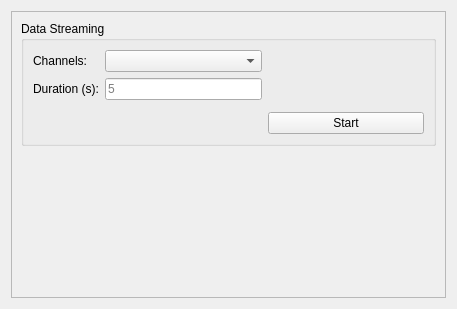
First picture: the form in ui_resources/data_streaming.ui, repository Tyronitar/rfsoc-interface, before the edit.
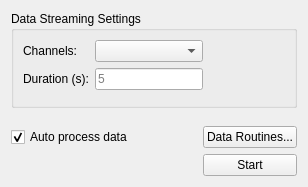
Second picture: the form after the edit. Custom widgets are drawn as their Qt base class.

Commit message: Add PipelineDialog to Data Tab and Revise Imaging Tab

Patch:
```diff
--- a/ui_resources/data_streaming.ui
+++ b/ui_resources/data_streaming.ui
@@ -6,42 +6,40 @@
    <rect>
     <x>0</x>
     <y>0</y>
-    <width>457</width>
-    <height>309</height>
+    <width>308</width>
+    <height>187</height>
    </rect>
   </property>
   <property name="windowTitle">
    <string>Form</string>
   </property>
   <layout class="QGridLayout" name="gridLayout">
-   <item row="0" column="0">
-    <widget class="QScrollArea" name="scrollArea">
-     <property name="widgetResizable">
-      <bool>true</bool>
+   <item row="2" column="2">
+    <widget class="QPushButton" name="routines_pushButton">
+     <property name="text">
+      <string>Data Routines...</string>
      </property>
-     <widget class="QWidget" name="scrollAreaWidgetContents">
-      <property name="geometry">
-       <rect>
-        <x>0</x>
-        <y>0</y>
-        <width>437</width>
-        <height>289</height>
-       </rect>
-      </property>
-      <layout class="QVBoxLayout" name="verticalLayout">
-       <item>
+    </widget>
+   </item>
+   <item row="1" column="0">
+    <spacer name="verticalSpacer">
+     <property name="orientation">
+      <enum>Qt::Orientation::Vertical</enum>
+     </property>
+     <property name="sizeHint" stdset="0">
+      <size>
+       <width>20</width>
+       <height>0</height>
+      </size>
+     </property>
+    </spacer>
+   </item>
+   <item row="0" column="0" colspan="3">
         <widget class="QGroupBox" name="groupBox">
          <property name="title">
-          <string>Data Streaming</string>
+      <string>Data Streaming Settings</string>
          </property>
          <layout class="QGridLayout" name="gridLayout_2" columnstretch="0,0,0">
-          <item row="5" column="2">
-           <widget class="QPushButton" name="start_pushButton">
-            <property name="text">
-             <string>Start</string>
-            </property>
-           </widget>
-          </item>
           <item row="1" column="0">
            <widget class="QLabel" name="duration_label">
             <property name="text">
@@ -85,21 +83,34 @@
          </layout>
         </widget>
        </item>
-       <item>
-        <spacer name="verticalSpacer">
+   <item row="2" column="0">
+    <widget class="QCheckBox" name="auto_process_checkBox">
+     <property name="text">
+      <string>Auto process data</string>
+     </property>
+     <property name="checked">
+      <bool>true</bool>
+     </property>
+    </widget>
+   </item>
+   <item row="2" column="1">
+    <spacer name="horizontalSpacer_2">
          <property name="orientation">
-          <enum>Qt::Orientation::Vertical</enum>
+      <enum>Qt::Orientation::Horizontal</enum>
          </property>
          <property name="sizeHint" stdset="0">
           <size>
-           <width>20</width>
-           <height>0</height>
+       <width>40</width>
+       <height>20</height>
           </size>
          </property>
         </spacer>
        </item>
-      </layout>
-     </widget>
+   <item row="3" column="2">
+    <widget class="QPushButton" name="start_pushButton">
+     <property name="text">
+      <string>Start</string>
+     </property>
     </widget>
    </item>
   </layout>
```
Lines whose indentation alone changed are shown as unchanged. The commit also changes 7 other files.
